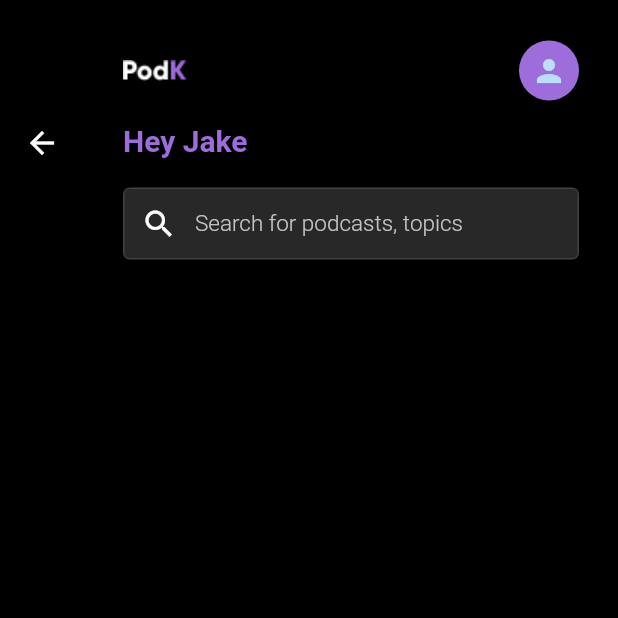
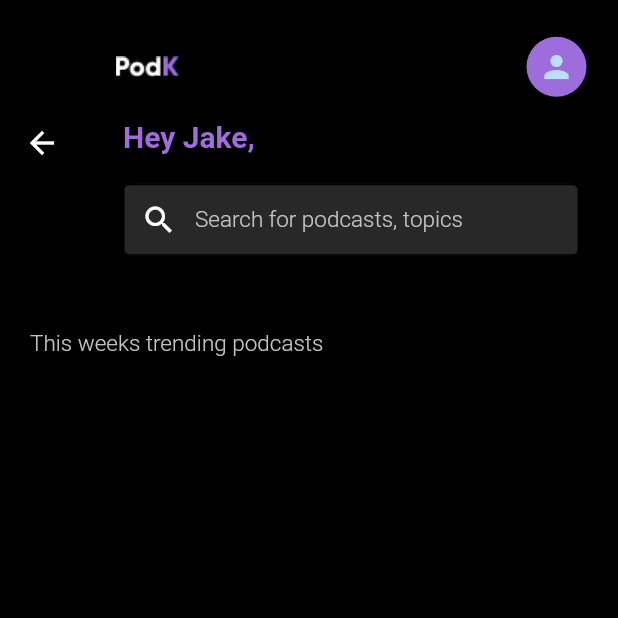
Before and after one commit to Leswulff23/PodK, a Flutter app: the HomeScreen screen opened directly, on a phone screen of 412 x 824 dp, the top half of it. Run offline on Flutter 3.47's test engine with Material 2 defaults, Android fonts, the phone set to English and light mode, and no system bars; our stand-ins replace shared_preferences; accounts and stored records are empty.

Commit message:
Correct routing

```diff
--- a/lib/components/custom_appbar.dart
+++ b/lib/components/custom_appbar.dart
@@ -27,14 +27,14 @@ class _CustomAppBarState extends State<CustomAppBar> {
               mainAxisAlignment: MainAxisAlignment.spaceBetween,
               children: [
                 Padding(
-                  padding: const EdgeInsets.only(top: 10, left:10),
+                  padding: const EdgeInsets.only(top: 5, left:5),
                   child: Image.asset(
                     'assets/icons/logo.png',
                     fit: BoxFit.cover,
                   ),
                 ),
                 Padding(
-                  padding: const EdgeInsets.only(top: 10, right:10),
+                  padding: const EdgeInsets.only(top: 5, right:5),
                   child: CircleAvatar(
                     backgroundColor: color.AppColor.mainColor,
                     child: const Icon(Icons.person),
@@ -47,12 +47,11 @@ class _CustomAppBarState extends State<CustomAppBar> {
               padding: const EdgeInsets.only(left: 10, right: 10),
               child: Container(
                 alignment: Alignment.topLeft,
-                child: Text('Hey Jake',
+                child: Text('Hey Jake,',
                   style: TextStyle(color: color.AppColor.mainColor, fontSize:size.AppSize.tabText, fontWeight: FontWeight.w600)
                 ),
               ),
             ),
-
             const SizedBox(height: 20),
             Padding(
               padding: const EdgeInsets.only(left: 10, right: 10),
@@ -71,14 +70,14 @@ class _CustomAppBarState extends State<CustomAppBar> {
                   decoration: InputDecoration(
                     hintStyle: TextStyle(color: color.AppColor.longColor),
                     errorStyle: const TextStyle(color: Colors.red),
-                    enabledBorder: const OutlineInputBorder(
-                      borderSide: BorderSide(color: Colors.white12),
+                    enabledBorder: OutlineInputBorder(
+                      borderSide: BorderSide(color: color.AppColor.blackColor),
                     ),
-                    focusedBorder: const OutlineInputBorder(
-                      borderSide: BorderSide(color: Colors.white12),
+                    focusedBorder: OutlineInputBorder(
+                      borderSide: BorderSide(color: color.AppColor.blackColor),
                     ),
-                    border: const OutlineInputBorder(
-                      borderSide: BorderSide(color: Colors.white12),
+                    border: OutlineInputBorder(
+                      borderSide: BorderSide(color: color.AppColor.blackColor),
                     ),
                     contentPadding: const EdgeInsets.all(10),
                     hintText: 'Search for podcasts, topics',
--- /dev/null
+++ b/lib/model/card_model.dart
@@ -0,0 +1,3 @@
+import 'package:flutter/material.dart';
+import 'package:podk/components/text.dart' as size;
+import 'package:podk/components/colors.dart' as color;
--- a/lib/view/home_page.dart
+++ b/lib/view/home_page.dart
@@ -15,8 +15,25 @@ class _HomeScreenState extends State<HomeScreen> {
   @override
   Widget build(BuildContext context) {
     return Scaffold(
+      extendBodyBehindAppBar: true,
       backgroundColor: color.AppColor.blackColor,
       appBar: const CustomAppBar(),
+      body: SingleChildScrollView(
+        child: Padding(
+          padding: const EdgeInsets.only(left: 10, right: 10, top: 220),
+          child: Column(
+            crossAxisAlignment: CrossAxisAlignment.start,
+            children: [
+              Padding(
+                padding: const EdgeInsets.only(left: 10, right: 10),
+                child: Text('This weeks trending podcasts',
+                  style: TextStyle(color: color.AppColor.longColor, fontSize:size.AppSize.tabInnerText, fontWeight: FontWeight.w300),
+                ),
+              ),
+            ],
+          )
+        )
+      )
     );
   }
 }
--- a/lib/view/login_page.dart
+++ b/lib/view/login_page.dart
@@ -3,6 +3,7 @@ import 'package:podk/components/custom_botton.dart';
 import 'package:podk/components/custom_textfield.dart';
 import 'package:podk/components/text.dart' as size;
 import 'package:podk/components/colors.dart' as color;
+import 'package:podk/view/lead_page.dart';
 
 class LoginScreen extends StatefulWidget {
   const LoginScreen({ Key? key }) : super(key: key);
@@ -27,7 +28,7 @@ class _LoginScreenState extends State<LoginScreen> {
                 alignment: Alignment.topLeft,
                 child: TextButton(
                   onPressed: (){
-                    Navigator.pushNamed(context, '/lead');
+                    Navigator.pop(context);
                   },
                   child: Text('<Back',
                     style: TextStyle(color: color.AppColor.mainColor, fontSize:size.AppSize.tabInnerText, fontWeight: FontWeight.w300),
--- a/lib/view/register_page.dart
+++ b/lib/view/register_page.dart
@@ -3,6 +3,7 @@ import 'package:podk/components/custom_botton.dart';
 import 'package:podk/components/custom_textfield.dart';
 import 'package:podk/components/text.dart' as size;
 import 'package:podk/components/colors.dart' as color;
+import 'package:podk/view/lead_page.dart';
 
 class RegisterScreen extends StatefulWidget {
   const RegisterScreen({ Key? key }) : super(key: key);
@@ -27,7 +28,7 @@ return Scaffold(
                 alignment: Alignment.topLeft,
                 child: TextButton(
                   onPressed: (){
-                    Navigator.pushNamed(context, '/lead');
+                    Navigator.pop(context);
                   },
                   child: Text('<Back',
                     style: TextStyle(color: color.AppColor.mainColor, fontSize:size.AppSize.tabInnerText, fontWeight: FontWeight.w300),
```
Also changed, not shown: lib/view/lead_page.dart (+15 -2 lines).
